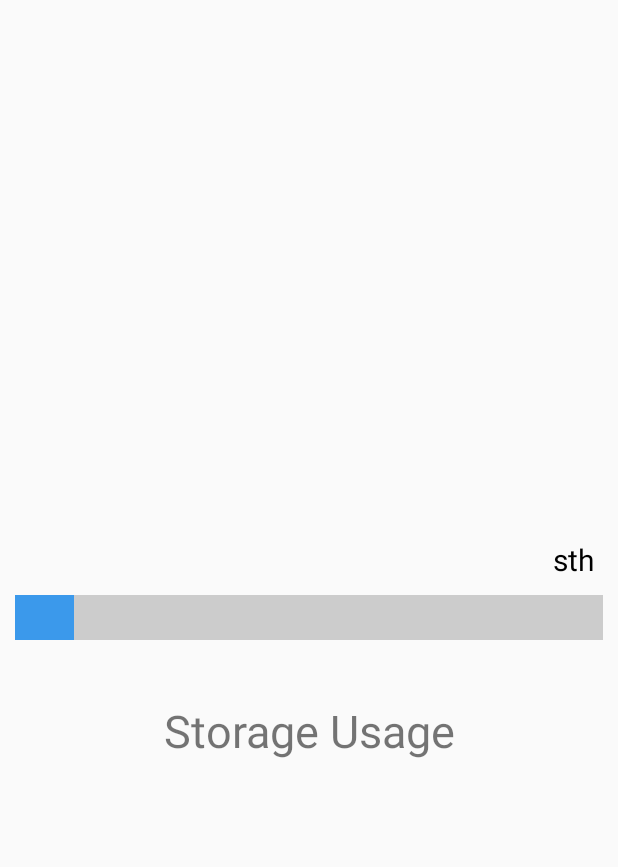
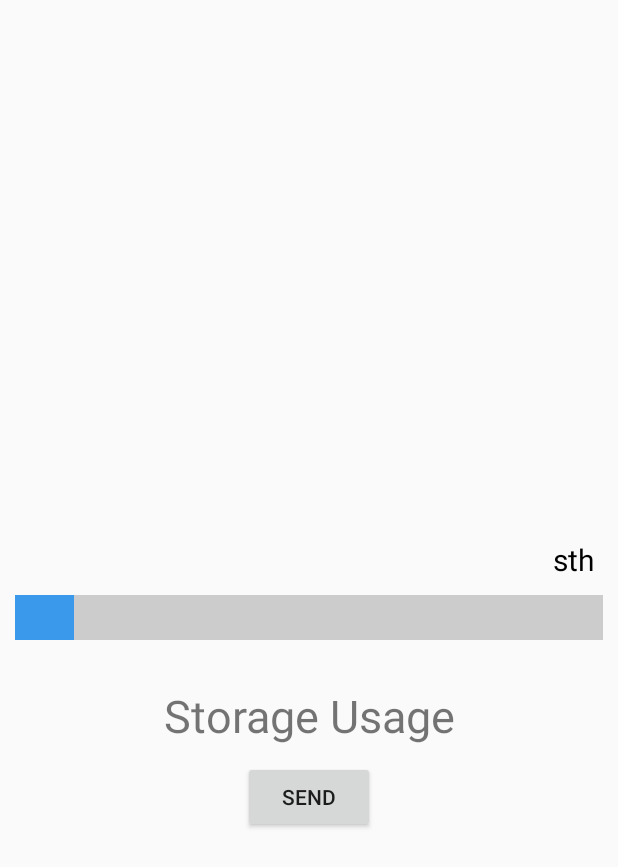
Before and after one commit to SamsonChoo/mqtt-android-thingsboard-secure, an Android app: the fragment Tab4 shown on its own in the app's theme, on a phone screen of 412 x 824 dp. Shown: the top 867 px of the screen. Run offline under Robolectric (Android 15) with nearby library versions, the phone set to English and light mode, and no system bars.

Commit message:
Add send memory button

```diff
--- a/app/src/main/java/com/example/chooh/myapplication/MainInfo.java
+++ b/app/src/main/java/com/example/chooh/myapplication/MainInfo.java
@@ -153,7 +153,9 @@ public class MainInfo extends AppCompatActivity {
         tab3.setConnection(connection);
         adapter.addFrag(tab3, "Battery");
 
-        adapter.addFrag(new Tab4(), "Storage");
+        Tab4 tab4=new Tab4();
+        tab4.setConnection(connection);
+        adapter.addFrag(tab4, "Storage");
         viewPager.setAdapter(adapter);
     }
 
--- a/app/src/main/java/com/example/chooh/myapplication/Tab4.java
+++ b/app/src/main/java/com/example/chooh/myapplication/Tab4.java
@@ -8,15 +8,21 @@ import android.util.Log;
 import android.view.LayoutInflater;
 import android.view.View;
 import android.view.ViewGroup;
+import android.widget.Button;
 import android.widget.ProgressBar;
 import android.widget.TextView;
 
+import org.json.JSONException;
+import org.json.JSONObject;
 import org.w3c.dom.Text;
 
 import java.io.File;
 import java.text.DecimalFormat;
 
 public class Tab4 extends Fragment{
+    private String text="";
+    private Connection connection;
+
     public Tab4(){}
 
     @Override
@@ -31,6 +37,7 @@ public class Tab4 extends Fragment{
 
         ProgressBar memory=(ProgressBar)view.findViewById(R.id.memory);
         TextView memoryText=(TextView)view.findViewById(R.id.memoryText);
+        Button send=(Button)view.findViewById(R.id.sendMemory);
 
         if(externalMemoryAvailable()){
             File path= Environment.getExternalStorageDirectory();
@@ -46,14 +53,33 @@ public class Tab4 extends Fragment{
             int used=(int)(100*(total-available)/total);
             memory.setProgress(used);
 
-            String text=Math.round((total-available)*blockSize/Math.pow(1024,3))
+            text=Math.round((total-available)*blockSize/Math.pow(1024,3))
                     +"GB / "
                     +Math.round(total*blockSize/Math.pow(1024,3))
                     +"GB";
             memoryText.setText(text);
         }
 
+        send.setOnClickListener(new View.OnClickListener() {
+            @Override
+            public void onClick(View v) {
+                if(text!=""){
+                    JSONObject object=new JSONObject();
+                    try{
+                        object.put("storage",text);
+                    }catch (JSONException e){
+                        e.printStackTrace();
+                    }
+                    connection.send(object.toString());
+                }
+            }
+        });
+
         return view;
+    }
+
+    public void setConnection(Connection con){
+        connection=con;
     }
 
     public static boolean externalMemoryAvailable() {
--- a/app/src/main/res/layout/memory.xml
+++ b/app/src/main/res/layout/memory.xml
@@ -32,6 +32,15 @@
         android:textSize="30sp"
         android:gravity="center"
         android:layout_below="@id/memory"
-        android:layout_marginTop="30dp"/>
+        android:layout_marginTop="20dp"/>
+
+    <Button
+        android:id="@+id/sendMemory"
+        android:layout_width="wrap_content"
+        android:layout_height="wrap_content"
+        android:text="@string/send"
+        android:layout_centerHorizontal="true"
+        android:layout_below="@id/memoryText2"
+        android:layout_marginTop="10dp"/>
 
 </RelativeLayout>
```
